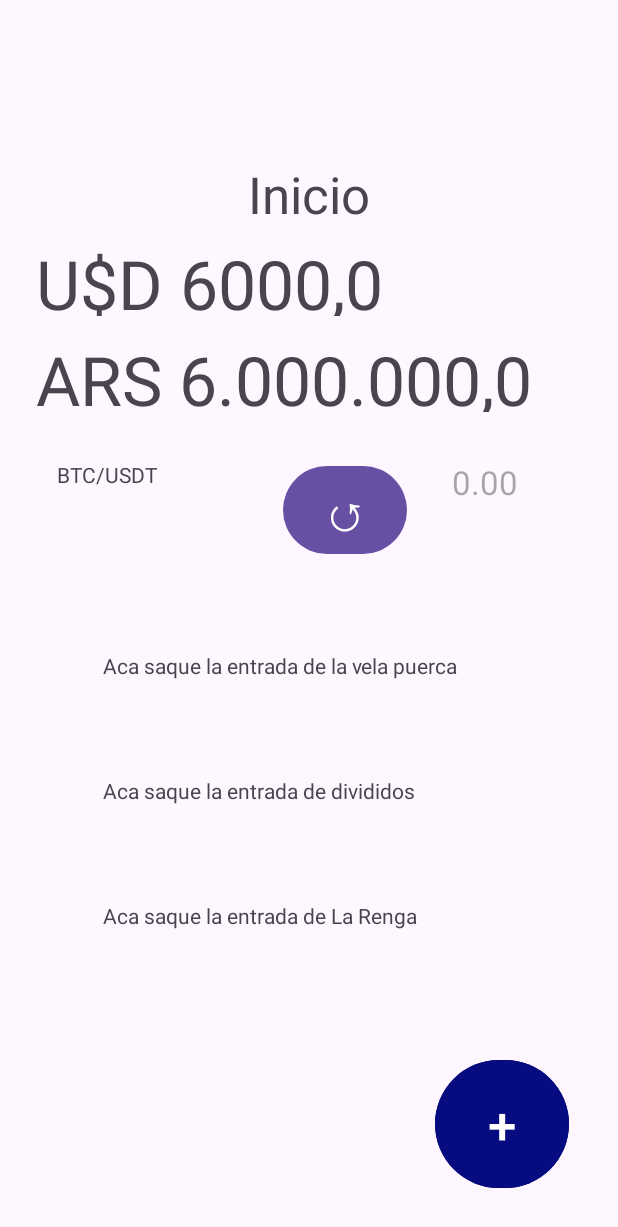
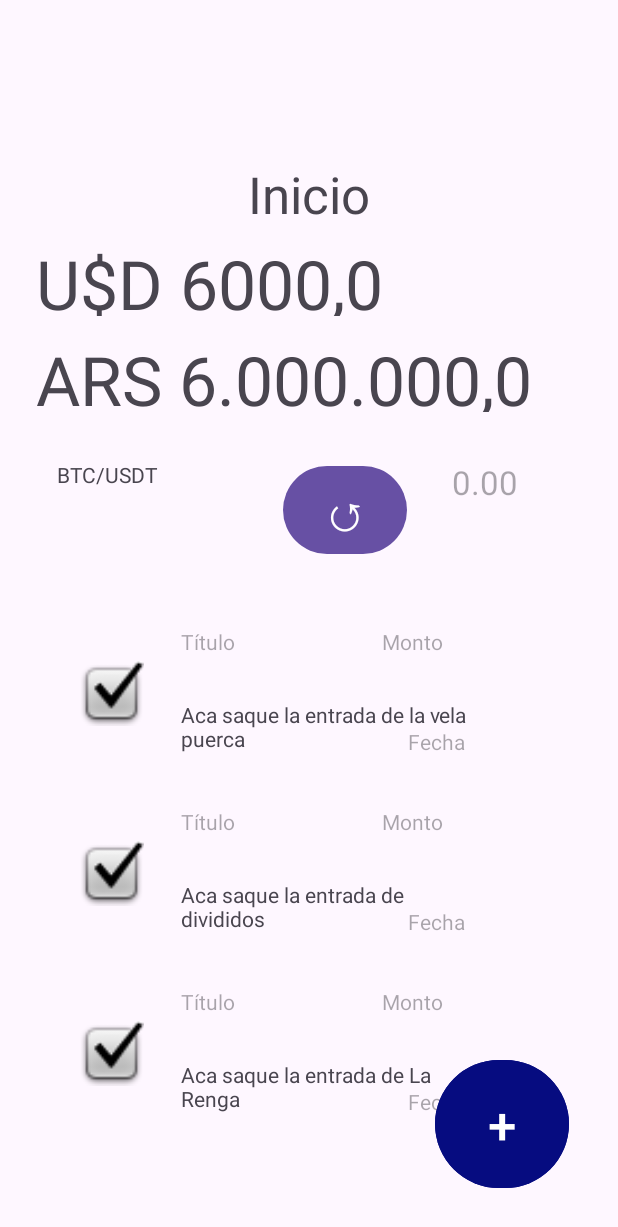
Before and after one commit to ffranco96/KotlinProject, an Android app: the HomeStartFragment screen opened directly, with no data from a screen before it, on a phone screen of 412 x 824 dp. Shown: the top 1227 px of the screen. Run offline under Robolectric (Android 15) with nearby library versions, the phone set to English and light mode, and no system bars; Roboto replaces fonts that are not available here.

Commit message:
New fields were correctly placed and organized in item record.

```diff
--- a/app/src/main/res/layout/item_record.xml
+++ b/app/src/main/res/layout/item_record.xml
@@ -3,17 +3,56 @@
     xmlns:app="http://schemas.android.com/apk/res-auto"
     xmlns:tools="http://schemas.android.com/tools"
     android:layout_width="match_parent"
-    android:layout_height="wrap_content">
+    android:layout_height="120dp">
 
     <TextView
         android:id="@+id/description"
-        android:layout_width="wrap_content"
-        android:layout_height="wrap_content"
-        android:layout_marginStart="32dp"
-        android:layout_marginTop="32dp"
-        android:layout_marginBottom="32dp"
+        android:layout_width="205dp"
+        android:layout_height="39dp"
+        android:layout_marginStart="84dp"
+        android:layout_marginBottom="16dp"
+        android:hint="Descripción aquí"
+        app:layout_constraintBottom_toBottomOf="parent"
+        app:layout_constraintStart_toStartOf="parent" />
+
+    <ImageView
+        android:id="@+id/imageView"
+        android:layout_width="43dp"
+        android:layout_height="43dp"
+        android:layout_marginStart="16dp"
         app:layout_constraintBottom_toBottomOf="parent"
         app:layout_constraintStart_toStartOf="parent"
         app:layout_constraintTop_toTopOf="parent"
-        app:layout_constraintVertical_bias="0.0" />
+        app:layout_constraintVertical_bias="0.506"
+        app:srcCompat="@android:drawable/checkbox_on_background" />
+
+    <TextView
+        android:id="@+id/textView2"
+        android:layout_width="184dp"
+        android:layout_height="40dp"
+        android:layout_marginStart="84dp"
+        android:layout_marginTop="16dp"
+        android:hint="Título"
+        app:layout_constraintStart_toStartOf="parent"
+        app:layout_constraintTop_toTopOf="parent" />
+
+    <TextView
+        android:id="@+id/textView4"
+        android:layout_width="113dp"
+        android:layout_height="40dp"
+        android:layout_marginTop="16dp"
+        android:layout_marginEnd="8dp"
+        android:hint="Monto"
+        app:layout_constraintEnd_toEndOf="parent"
+        app:layout_constraintTop_toTopOf="parent" />
+
+    <TextView
+        android:id="@+id/textView5"
+        android:layout_width="88dp"
+        android:layout_height="21dp"
+        android:layout_marginEnd="16dp"
+        android:layout_marginBottom="16dp"
+        android:hint="Fecha"
+        app:layout_constraintBottom_toBottomOf="parent"
+        app:layout_constraintEnd_toEndOf="parent" />
 </androidx.constraintlayout.widget.ConstraintLayout>
```
